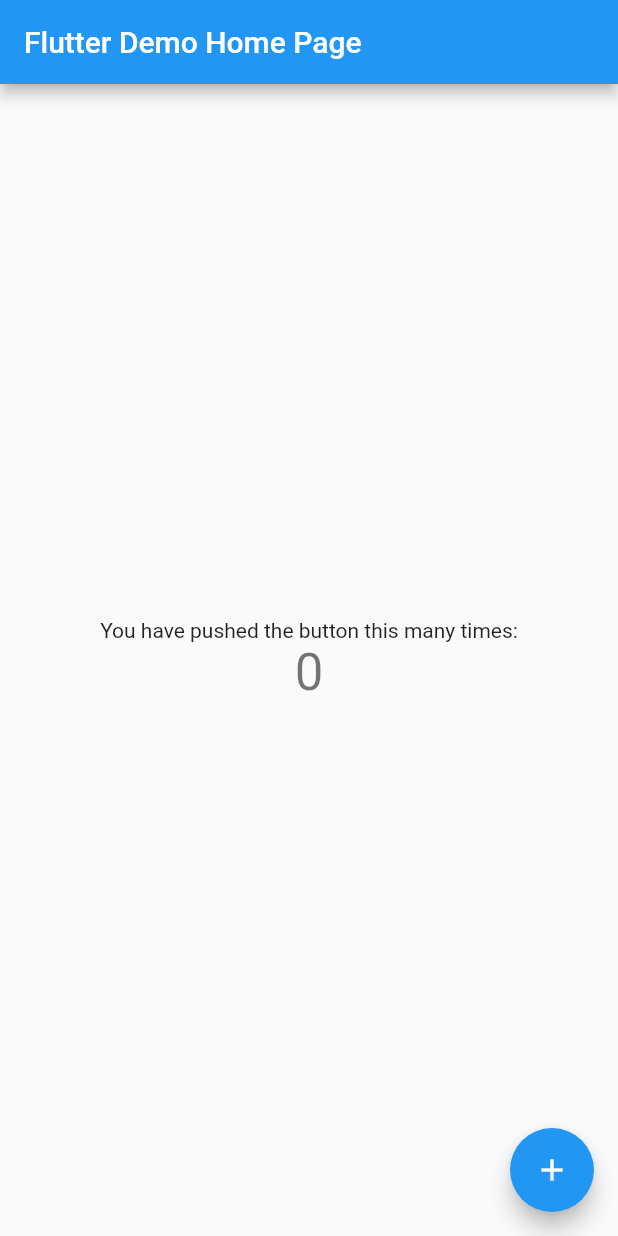
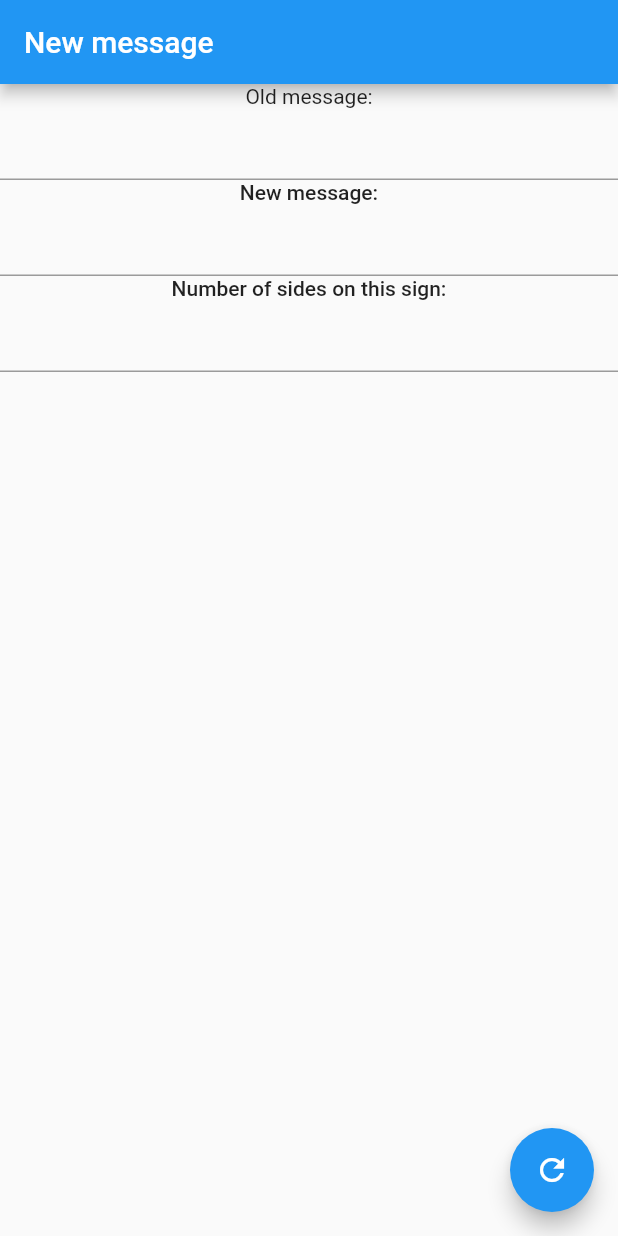
Before and after one commit to legendaryleo7/better_letters, a Flutter app: the screen it shows after launch, on a phone screen of 412 x 824 dp. Run offline on Flutter 3.47's test engine with Material 2 defaults, Android fonts, the phone set to English and light mode, and no system bars.

Commit message:
Update letters

```diff
--- /dev/null
+++ b/lib/letters.dart
@@ -0,0 +1,122 @@
+import 'package:flutter/material.dart';
+import 'package:flutter/cupertino.dart';
+
+class LettersWidget extends StatefulWidget {
+  LettersWidget({Key key, this.oldMessage, this.newMessage, this.numberOfSides})
+      : super(key: key);
+
+  // This widget is the home page of your application. It is stateful, meaning
+  // that it has a State object (defined below) that contains fields that affect
+  // how it looks.
+
+  // This class is the configuration for the state. It holds the values (in this
+  // case the title) provided by the parent (in this case the App widget) and
+  // used by the build method of the State. Fields in a Widget subclass are
+  // always marked "final".
+
+  final String oldMessage;
+  final String newMessage;
+  final int numberOfSides;
+
+  @override
+  _LettersState createState() => new _LettersState();
+}
+
+class _LettersState extends State<LettersWidget> {
+  var oldMessageText = new TextEditingController();
+  var newMessageText = new TextEditingController();
+  var numberOfSides = new TextEditingController();
+  var neededLetters = new Map<String, int>();
+
+  void _incrementCounter() {
+    setState(() {
+      calculateLetter();
+    });
+  }
+
+  @override
+  Widget build(BuildContext context) {
+    return new Scaffold(
+      appBar: new AppBar(
+        // Here we take the value from the MyHomePage object that was created by
+        // the App.build method, and use it to set our appbar title.
+        title: new Text(widget.newMessage),
+      ),
+      body: ListView(children: <Widget>[
+        new Column(
+          children: <Widget>[
+            new Text('Old message:', style: Theme.of(context).textTheme.body1),
+            new TextField(controller: this.oldMessageText),
+            new Text(
+              'New message:',
+              style: Theme.of(context).textTheme.body2,
+            ),
+            new TextField(controller: this.newMessageText),
+            new Text('Number of sides on this sign:',
+                style: Theme.of(context).textTheme.body2),
+            new TextField(
+                controller: this.numberOfSides,
+                keyboardType: TextInputType.numberWithOptions()),
+          ],
+        ),
+        new ListView.builder(
+          itemCount: this.neededLetters.length,
+          itemBuilder: (context, index) {
+            var key = this.neededLetters.keys.elementAt(index);
+            var value = this.neededLetters[key];
+            if (value > 0) {
+              return ListTile(
+              title: Text('$key - $value needed.'),
+            );
+            }
+          },
+          shrinkWrap: true,
+        ),
+      ]),
+      floatingActionButton: new FloatingActionButton(
+        onPressed: _incrementCounter,
+        tooltip: 'Refresh',
+        child: new Icon(Icons.refresh),
+      ),
+    );
+  }
+
+  void calculateLetter() {
+    var oldMap = convertStringToMap(this.oldMessageText.text);
+    var newMap = convertStringToMap(this.newMessageText.text);
+    var numberOfSides = int.tryParse(this.numberOfSides.text);
+    numberOfSides ??= 2;
+
+    this.neededLetters.clear();
+
+    newMap.forEach((key, value) {
+      if (oldMap.containsKey(key)) {
+        var existingCount = oldMap[key];
+        this.neededLetters[key] = (newMap[key] - existingCount) * numberOfSides;
+      } else {
+        this.neededLetters[key] = newMap[key] * numberOfSides;
+      }
+    });
+  }
+
+  Map<String, int> convertStringToMap(String string) {
+    var map = new Map<String, int>();
+
+    string
+        .toUpperCase()
+        .replaceAll(new RegExp(r"\s+\b|\b\s"), "")
+        .runes
+        .forEach((int rune) {
+      var character = new String.fromCharCode(rune);
+
+      if (map.containsKey(character)) {
+        var charCount = map[character];
+        map[character] = charCount + 1;
+      } else {
+        map[character] = 1;
+      }
+    });
+
+    return map;
+  }
+}
--- a/lib/main.dart
+++ b/lib/main.dart
@@ -1,4 +1,5 @@
 import 'package:flutter/material.dart';
+import 'letters.dart';
 
 void main() => runApp(new MyApp());
 
@@ -19,7 +20,7 @@ class MyApp extends StatelessWidget {
         // counter didn't reset back to zero; the application is not restarted.
         primarySwatch: Colors.blue,
       ),
-      home: new MyHomePage(title: 'Flutter Demo Home Page'),
+      home: new LettersWidget(newMessage: "New message", oldMessage: 'Old message', numberOfSides: 2,),
     );
   }
 }
```
